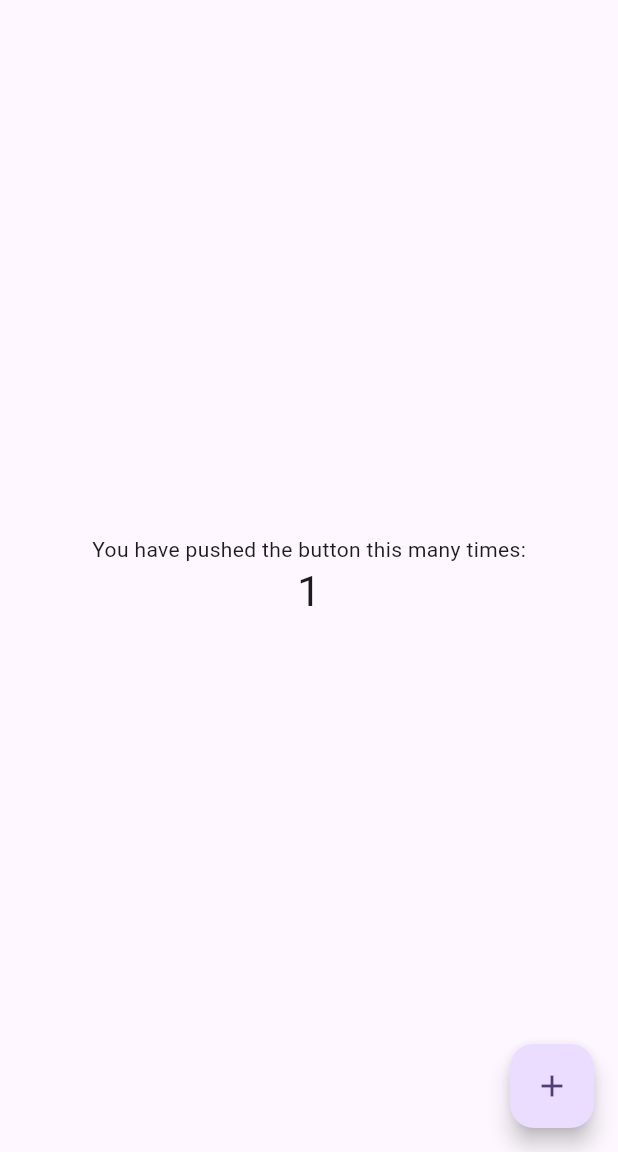
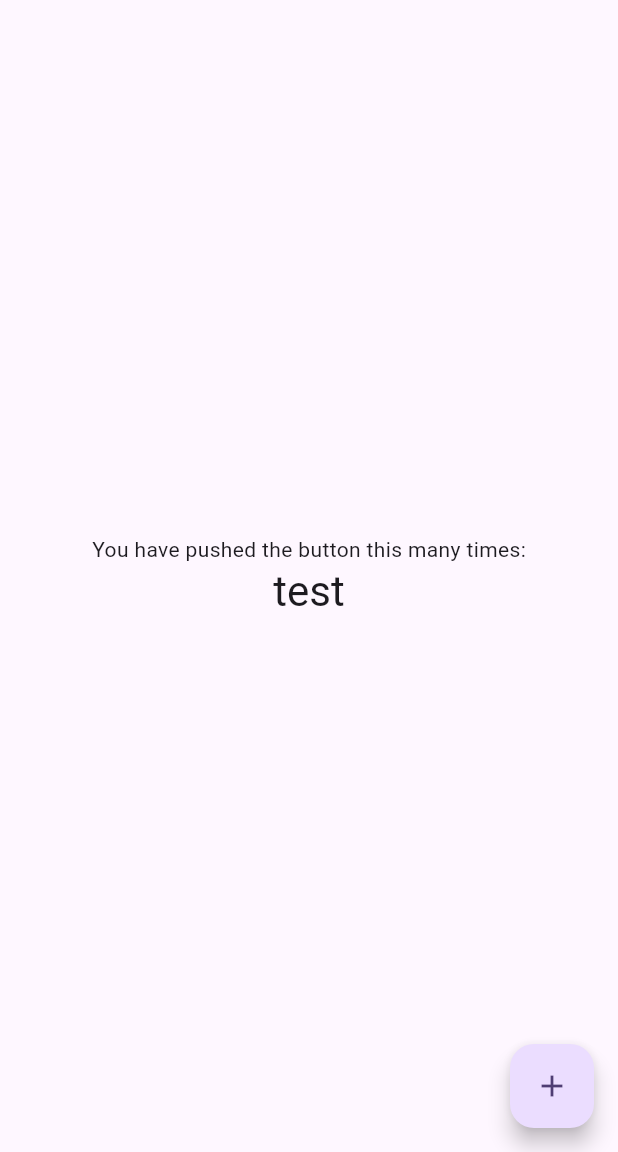
Before and after one commit to Traylen/ChevalDeTroie, a Flutter app: the screen it shows after launch, after a tap on the "add" icon, on a phone screen of 412 x 824 dp, the part 84-1236 px from its top. Run offline on Flutter 3.47's test engine with Material 3 defaults, Android fonts, the phone set to English and light mode, and no system bars; missing offline and left inert: mongo_dart.

```diff
--- a/lib/main.dart
+++ b/lib/main.dart
@@ -1,3 +1,5 @@
+import 'dart:developer' as developer;
+
 import 'package:chevaldetroie/model/database.dart';
 import 'package:chevaldetroie/model/users.dart';
 import 'package:flutter/material.dart';
@@ -57,30 +59,19 @@ class MyHomePage extends StatefulWidget {
 }
 
 class _MyHomePageState extends State<MyHomePage> {
-  int _counter = 0;
+  String _counter = "test";
 
   void _incrementCounter() {
     setState(() {
-      final Database db = Database();
-      Users().add(
-        {
-          "name": "Antoine",
-          'password': "azerty",
-          'role': 1,
-          'email': "antoine@gmail.com",
-          'photo': ".jpg",
-          'phone': '0666',
-          'age': 19,
-          'ffe_url': '',
-          'dp': ''
-        }
-      );
+      Users().findById('6720ae7c9d86c2cdba000000').then((value) {
+        _counter = value['name'];
+      });
       // This call to setState tells the Flutter framework that something has
       // changed in this State, which causes it to rerun the build method below
       // so that the display can reflect the updated values. If we changed
       // _counter without calling setState(), then the build method would not be
       // called again, and so nothing would appear to happen.
-      _counter++;
+      // _counter++;
     });
   }
 
--- a/lib/model/database.dart
+++ b/lib/model/database.dart
@@ -10,4 +10,15 @@ void add(String collection, Map<String, dynamic> data) async {
   await db.close();
 }
 
+Future<Map<String, dynamic>> findById(collection, field, ObjectId value, {rating = 10}) async {
+  await db.open();
+  var output = await db.collection(collection).find(where.eq(field, value)).first;
+  await db.close();
+  return output;
 }
+
+DbCollection collection(String collection){
+  return db.collection(collection);
+}
+
+}
--- a/lib/model/roles.dart
+++ b/lib/model/roles.dart
@@ -1,7 +1,7 @@
 
 import 'package:chevaldetroie/model/database.dart';
 
-class Users {
+class Roles {
   final String collection = "user";
 
   void add(Map<String, dynamic> data) {
--- a/lib/model/users.dart
+++ b/lib/model/users.dart
@@ -1,13 +1,84 @@
 
 
 import 'package:chevaldetroie/model/database.dart';
+import 'package:chevaldetroie/model/roles.dart';
+import 'package:mongo_dart/mongo_dart.dart';
 
 class Users {
   final String collection = "user";
+  Map<String, dynamic> data = <String, dynamic>
+  {
+  'name': '',
+  'email': '',
+  'password': '',
+  'role': '',
+  'age': '',
+  'phone': '',
+  'photo': '',
+  'ffe_rul': '',
+  'dp': '',
+  };
 
-  void add(Map<String, dynamic> data) {
+  Users setName(name)
+  {
+    data.update('name', (value) => name);
+    return this;
+  }
+
+  Users setEmail(email)
+  {
+    data.update('email', (value) => email);
+    return this;
+  }
+
+  Users setPassword(password)
+  {
+    data.update('password', (value) => password);
+    return this;
+  }
+
+  Users setRole(Roles role)
+  {
+    // data.update(<String, dynamic>{'': }.entries);
+    return this;
+  }
+
+  Users setAge(age)
+  {
+    data.update("age", (value) => age);
+    return this;
+  }
+
+  Users setPhone(phone)
+  {
+    data.update('phone', (value) => phone);
+    return this;
+  }
+
+  Users setPhoto(photo)
+  {
+    data.update("photo", (value) => photo);
+    return this;
+  }
+
+  Users setFfeUrl(ffeUrl)
+  {
+    data.update("ffe_url", (value) => ffeUrl);
+    return this;
+  }
+
+  Users setDP(DP)
+  {
+    data.update("dp", (value) => DP);
+    return this;
+  }
+
+  Future<Map<String, dynamic>> findById(id) async {
+    return await Database().findById(collection, '_id', ObjectId.fromHexString(id));
+  }
+
+  void insert() {
     if(data.isEmpty) throw('Missing data');
       Database().add(collection, data);
-
   }
 }
```
